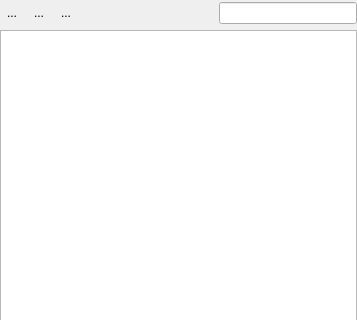
The window that layout_panel/layout_panel_dockwidget_base.ui (jbp35/layout_panel) describes before a commit, drawn with Qt 5; both pictures show x 0 to 357 and y 0 to 320 of the 357 by 900 pixel window.
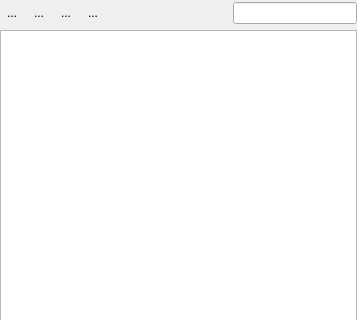
The same window after the commit. Custom widgets are drawn as their Qt base class.

Commit message:
Show all layout map extents on the canvas from a toolbar toggle
Replace the "Show Layout Extent..." context menu action with a
checkable toolbar button next to Delete. When on, the extent of every
map item of every print layout is drawn on the map canvas with the
layout name, follows map/CRS changes, and double-clicking an extent
opens its layout (the smallest extent wins when they overlap). The
toggle state is remembered between sessions.

Diff of the .ui file:
```diff
--- a/layout_panel/layout_panel_dockwidget_base.ui
+++ b/layout_panel/layout_panel_dockwidget_base.ui
@@ -89,6 +89,22 @@
         </property>
        </widget>
       </item>
+      <item>
+       <widget class="QToolButton" name="tbShowExtents">
+        <property name="toolTip">
+         <string>Show Layout Map Extents on the Map Canvas (double-click an extent to open its layout)</string>
+        </property>
+        <property name="text">
+         <string>...</string>
+        </property>
+        <property name="checkable">
+         <bool>true</bool>
+        </property>
+        <property name="autoRaise">
+         <bool>true</bool>
+        </property>
+       </widget>
+      </item>
       <item>
        <spacer name="horizontalSpacer">
         <property name="orientation">
```
The commit also changes 4 other files.
